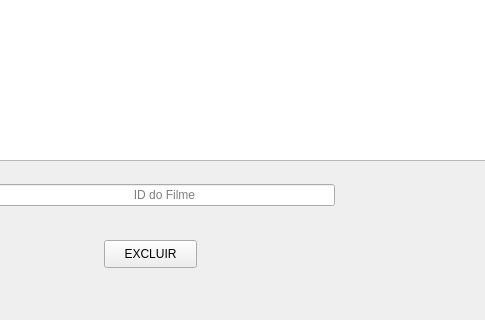
Before: the Qt Designer form TELA_EXCLUIR_FILME.ui in Josmateussilva0110/PROJETO_POO, drawn with Qt 5; both pictures show x 216 to 701 and y 280 to 600 of the 800 by 600 pixel window.
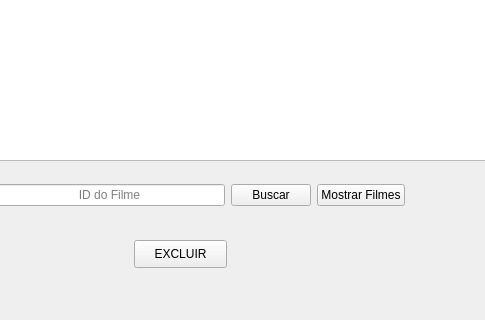
After: the same form once the commit is applied.

Diff of the .ui file:
```diff
--- a/TELA_EXCLUIR_FILME.ui
+++ b/TELA_EXCLUIR_FILME.ui
@@ -73,7 +73,7 @@
   <widget class="QPushButton" name="pushButton">
    <property name="geometry">
     <rect>
-     <x>320</x>
+     <x>350</x>
      <y>520</y>
      <width>93</width>
      <height>28</height>
@@ -110,7 +110,7 @@
     <rect>
      <x>210</x>
      <y>460</y>
-     <width>341</width>
+     <width>411</width>
      <height>30</height>
     </rect>
    </property>
@@ -125,6 +125,20 @@
       </property>
      </widget>
     </item>
+    <item>
+     <widget class="QPushButton" name="pushButton_2">
+      <property name="text">
+       <string>Buscar</string>
+      </property>
+     </widget>
+    </item>
+    <item>
+     <widget class="QPushButton" name="pushButton_4">
+      <property name="text">
+       <string>Mostrar Filmes</string>
+      </property>
+     </widget>
+    </item>
    </layout>
   </widget>
   <widget class="QListView" name="listView">
```
